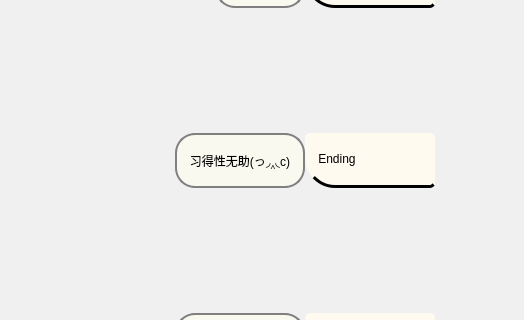
The window that EscapeFromDDL/EscapeFromDDL/start_menu/menuwindow.ui (Litchi-Silhouette/DDL) describes before a commit, drawn with Qt 5; both pictures show x 676 to 1200 and y 253 to 573 of the 1200 by 721 pixel window.
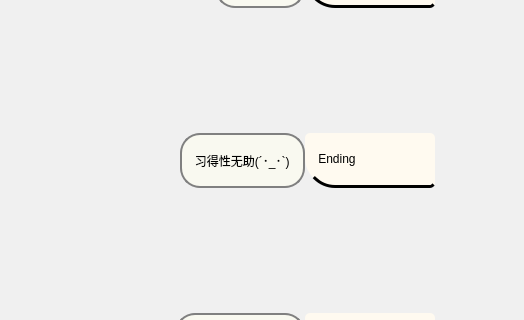
The same window after the commit. Icons and pictures are not drawn.

```diff
--- a/EscapeFromDDL/EscapeFromDDL/start_menu/menuwindow.ui
+++ b/EscapeFromDDL/EscapeFromDDL/start_menu/menuwindow.ui
@@ -667,7 +667,7 @@
 }</string>
         </property>
         <property name="text">
-         <string>   习得性无助(っ◞‸◟c)   </string>
+         <string>   习得性无助(´･_･`)   </string>
         </property>
        </widget>
       </item>
```
